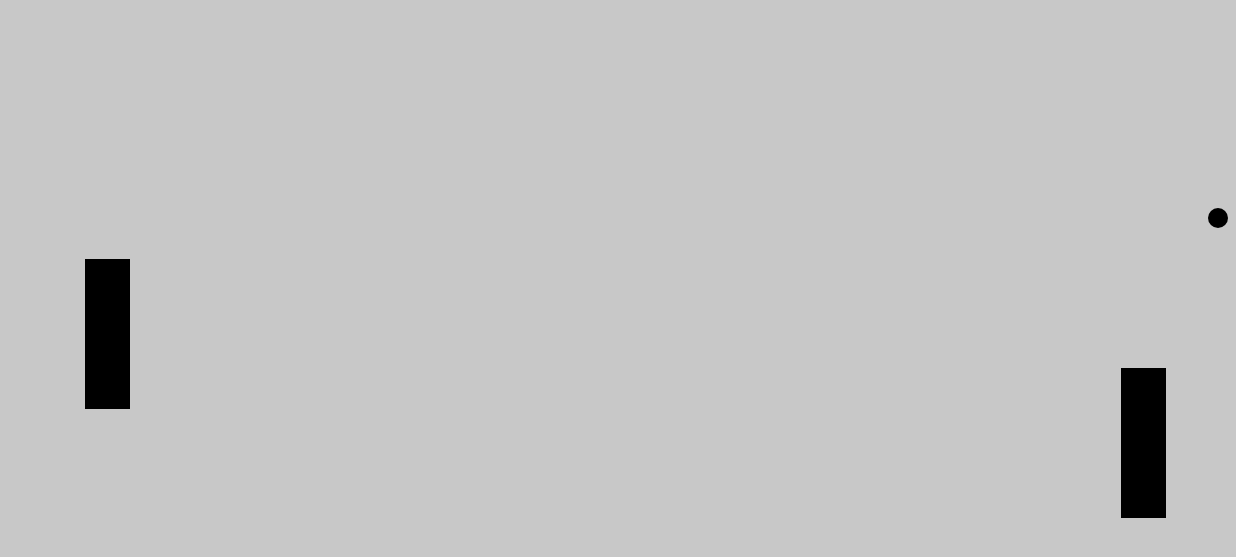
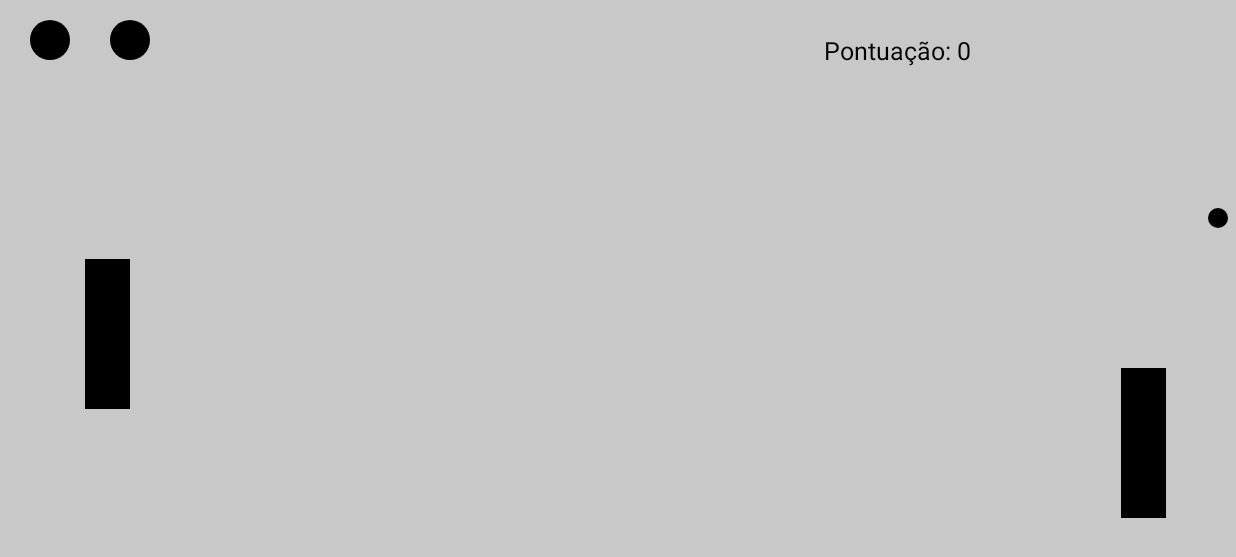
Before and after one commit to stacheski/Android_Pong, an Android app: the screen it shows after launch (MainActivity), on a phone screen of 824 x 412 dp (held sideways). Shown: the top 557 px of the screen. Run offline under Robolectric (Android 15) with nearby library versions, the phone set to English and light mode, and no system bars.

Commit message:
POntuacao e vidas

```diff
--- a/app/src/main/java/bovendorp/andre/androidpong/Ball.java
+++ b/app/src/main/java/bovendorp/andre/androidpong/Ball.java
@@ -3,6 +3,7 @@ package bovendorp.andre.androidpong;
 import android.graphics.Canvas;
 import android.graphics.Color;
 import android.graphics.Paint;
+import android.media.MediaPlayer;
 
 import java.util.Random;
 
@@ -66,9 +67,13 @@ public class Ball extends GameObject {
         } else if (x <= 0) {
             x = 0;
             directionX = GOING_RIGHT;
-            Player p = (Player) GameResources.getInstance().get("Player");
-            p.addLive(-1);
+            // caso bata na parede atras do player
+            this.removeLife();
+
+            // reseta o jogo" para a bolinha no centro
             this.reset();
+
+
         }
         // fim dos bounds
 
@@ -77,18 +82,22 @@ public class Ball extends GameObject {
             if (g.id.equals("Bolinha"))
                 continue;
             if (collision(g)) {
+                // toca o som
+                RenderView.mp.start();
+
                 // Muda a diração
                 toggleX();
 
                 //Adiciona a pontuação
-                if(g instanceof Player && g.id.equals("Player")){
-                    ((Player) g).addPoints((int)((100 * speedX) *.5f + ((100 * speedY) * .5f )));
-                };
+                if (g instanceof Player && g.id.equals("Player")) {
+                    ((Player) g).addPoints((int) ((100 * speedX) * .5f + ((100 * speedY) * .5f)));
+                }
+
                 // sorteia o aumento da velocidade.
-                if(r.nextBoolean()){
-                    speedX += .05;
+                if (r.nextBoolean()) {
+                    this.addSpeedX(.05f);
                 } else {
-                    speedY += .03;
+                    addSpeedY(.03f);
                 }
 
             }
@@ -125,24 +134,36 @@ public class Ball extends GameObject {
         }
     }
 
-    private void reset(){
+    private void reset() {
         this.speedY = .5f;
         this.speedX = .5f;
         this.x = screenX * .5f;
         this.y = screenX * .5f;
     }
 
-    private void addSpeedX(float n){
+    private void addSpeedX(float n) {
         this.speedX += n;
-        if(this.speedX > MAXSPEED){
+        if (this.speedX > MAXSPEED) {
             this.speedX = MAXSPEED;
         }
     }
-    private void addSpeedY(float n){
+
+    private void addSpeedY(float n) {
         this.speedY += n;
-        if(this.speedY > MAXSPEED){
+        if (this.speedY > MAXSPEED) {
             this.speedY = MAXSPEED;
         }
     }
 
+    private void removeLife(){
+        Player p = (Player) GameResources.getInstance().get("Player");
+        p.addLive(-1);
+        if(p.getLives() > 0){
+            String obj = "Life" + (p.getLives() - 1);
+            GameObject g = GameResources.getInstance().get(obj);
+           // GameResources.getInstance().gameObjectsList.remove(g);
+            ((Life)g).setColor(Color.rgb(200,200,200));
+        }
+    }
+
 }
--- /dev/null
+++ b/app/src/main/java/bovendorp/andre/androidpong/Life.java
@@ -0,0 +1,35 @@
+package bovendorp.andre.androidpong;
+
+import android.graphics.Canvas;
+import android.graphics.Color;
+import android.graphics.Paint;
+
+/**
+ * Created by dehzo on 28/05/2017.
+ */
+
+public class Life extends GameObject {
+    float radius = 20;
+    int color = Color.BLACK;
+    int alpha = 150;
+
+    public Life(int indice, float posx, float posy){
+        this.id = "Life" + indice;
+        this.x = posx;
+        this.y = posy;
+    }
+
+    @Override
+    public void draw(Canvas canvas, Paint paint) {
+        super.draw(canvas, paint);
+        paint.setColor(color);
+        canvas.drawCircle(x, y, radius, paint);
+        paint.reset();
+    }
+    public void setAlpha(int n){
+        this.alpha = n;
+    }
+    public void setColor(int n){
+        this.color = n;
+    }
+}
--- a/app/src/main/java/bovendorp/andre/androidpong/Player.java
+++ b/app/src/main/java/bovendorp/andre/androidpong/Player.java
@@ -38,6 +38,13 @@ public class Player extends GameObject {
         super.update(deltaTime);
     }
 
+    public int getLives(){
+        return this.live;
+    }
+    public int getPoints(){
+        return this.points;
+    }
+
     public void setPosition(int pos, int height){
         y = pos;
         if(y >= height){
--- a/app/src/main/java/bovendorp/andre/androidpong/RenderView.java
+++ b/app/src/main/java/bovendorp/andre/androidpong/RenderView.java
@@ -3,14 +3,18 @@ package bovendorp.andre.androidpong;
 import android.content.Context;
 import android.graphics.Canvas;
 import android.graphics.Paint;
+import android.media.MediaPlayer;
 import android.view.MotionEvent;
 import android.view.View;
+import android.widget.LinearLayout;
+import android.widget.TextView;
 
 public class RenderView extends View {
     Paint paint = new Paint();
     Player player1 = null;
     Bot player2 = null;
     Ball bolinha = null;
+    public static MediaPlayer mp;
 
     float startTime;
 
@@ -22,6 +26,9 @@ public class RenderView extends View {
     @Override
     protected void onLayout(boolean changed, int left, int top, int right, int bottom) {
         super.onLayout(changed, left, top, right, bottom);
+
+        mp = MediaPlayer.create(getContext(), R.raw.toc);
+
         if(player1 == null){
             player1 = new Player(100,getHeight()/2, 3);
             GameResources.getInstance().addObject(player1);
@@ -34,6 +41,10 @@ public class RenderView extends View {
             player2 = new Bot(getWidth() -100, getHeight()/2, bolinha);
             GameResources.getInstance().addObject(player2);
         }
+        for(int i = 0; i < player1.getLives(); i++){
+            Life l = new Life(i, 50 + (40 * i), 40);
+            GameResources.getInstance().addObject(l);
+        }
     }
 
     @Override
@@ -44,6 +55,9 @@ public class RenderView extends View {
 
         canvas.drawRGB(200,200,200);
         GameResources.getInstance().updateAndDraw(deltaTime, canvas, paint);
+        // score
+        paint.setTextSize(25);
+        canvas.drawText("Pontuação: " + player1.getPoints(), (getWidth()/3) * 2, 60, paint);
         invalidate();
     }
 
```
Also changed, not shown: 1 other file.
